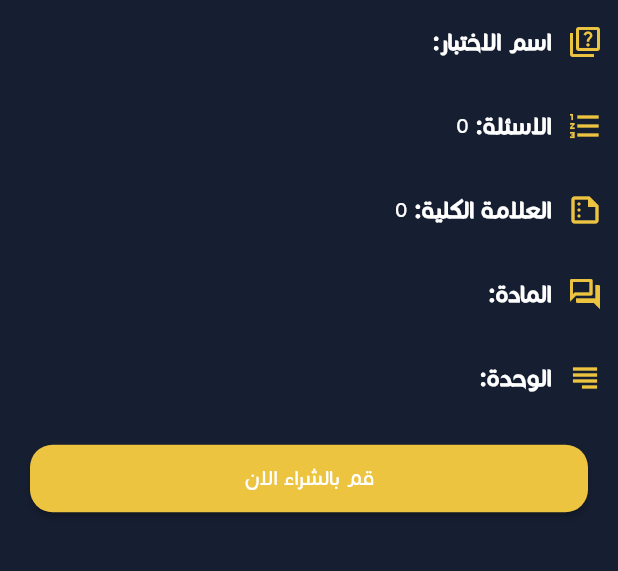
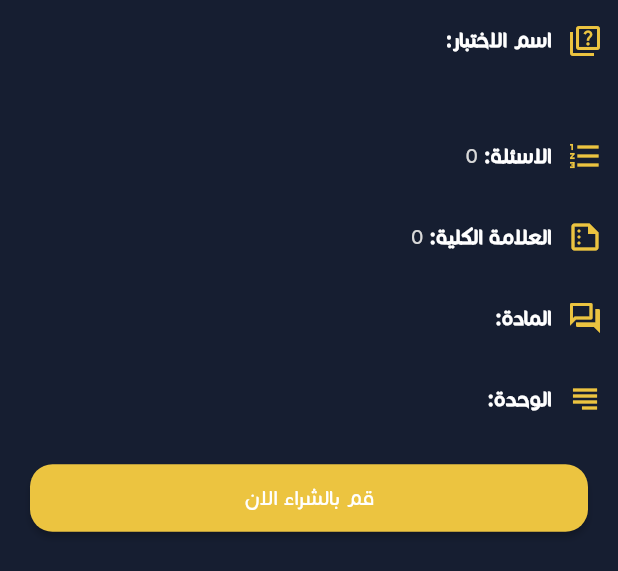
Before and after one commit to TechToc-Solution/mk_academy, a Flutter app: the TestDetailsContent widget shown alone on an empty page, opened directly with empty values, on a phone screen of 412 x 824 dp. Shown: the top 571 px of the screen. Run offline on Flutter 3.47's test engine with Material 3 defaults, Android fonts, the phone set to English and light mode, and no system bars; our stand-ins replace awesome_dialog, bloc, carousel_slider, dartz, date_format, dio and 13 more; missing offline and left inert: phone_form_field; accounts and stored records are empty; network calls fail.

Commit message:
fix test your self layers && add answer path to model && fix bottom sheet content

```diff
--- a/lib/core/widgets/custom_buttom_sheet.dart
+++ b/lib/core/widgets/custom_buttom_sheet.dart
@@ -83,7 +83,10 @@ class CustomBottomSheet {
                 ?.copyWith(fontWeight: FontWeight.w600, color: Colors.white),
           ),
           IconButton(
-            icon: const Icon(Icons.close),
+            icon: const Icon(
+              Icons.close,
+              color: Colors.white,
+            ),
             onPressed: () => Navigator.pop(context),
           ),
         ],
--- a/lib/features/test_your_self/data/model/tests_model.dart
+++ b/lib/features/test_your_self/data/model/tests_model.dart
@@ -38,9 +38,9 @@ class Tests {
   bool? canSolve;
   String? answersFile;
   String? subject;
-
-  Tests({
-    required this.id,
+  String? answer;
+  Tests(
+      {required this.id,
       required this.name,
       this.questionsCount,
       required this.totalMarks,
@@ -49,7 +49,7 @@ class Tests {
       this.canSolve,
       this.answersFile,
       this.subject,
-  });
+      this.answer});
 
   factory Tests.fromJson(Map<String, dynamic> json) {
     return Tests(
@@ -68,6 +68,6 @@ class Tests {
         canSolve: json['can_solve'] as bool?,
         answersFile: json['answers_file'] as String?,
         subject: json['subject'] as String?,
-    );
+        answer: json.containsKey('answers_file') ? json['answers_file'] : null);
   }
 }
--- a/lib/features/test_your_self/presentation/view_model/test_your_self_cubit.dart
+++ b/lib/features/test_your_self/presentation/view_model/test_your_self_cubit.dart
@@ -41,7 +41,7 @@ class TestYourSelfCubit extends Cubit<TestYourSelfState> {
           _currentPage++;
           hasReachedMax = !testsModel.hasNext!;
           tests = [...tests, ...testsModel.tests!];
-          emit(TestsSuccess());
+          emit(TestsSuccess(tests: tests));
         },
       );
     }
--- a/lib/features/test_your_self/presentation/view_model/test_your_self_state.dart
+++ b/lib/features/test_your_self/presentation/view_model/test_your_self_state.dart
@@ -16,7 +16,11 @@ class TestsLoading extends TestYourSelfState {
   const TestsLoading({this.isFirstFetch = true});
 }
 
-class TestsSuccess extends TestYourSelfState {}
+class TestsSuccess extends TestYourSelfState {
+  final List<Tests> tests;
+
+  const TestsSuccess({required this.tests});
+}
 
 class TestsError extends TestYourSelfState {
   final String errorMsg;
--- a/lib/features/test_your_self/presentation/views/widgets/tests_list/test_details_content.dart
+++ b/lib/features/test_your_self/presentation/views/widgets/tests_list/test_details_content.dart
@@ -20,39 +20,52 @@ class TestDetailsContent extends StatelessWidget {
         crossAxisAlignment: CrossAxisAlignment.start,
         children: [
           _buildDetailItem(
-              Icons.quiz_outlined, 'test_name'.tr(context), details.name),
+              Icons.quiz_outlined, 'test_name'.tr(context), details.name, true),
           if (details.questionsCount != null)
             _buildDetailItem(Icons.format_list_numbered_outlined,
-                'questions'.tr(context), '${details.questionsCount}'),
+                'questions'.tr(context), '${details.questionsCount}', false),
           _buildDetailItem(Icons.summarize_outlined, 'total_marks'.tr(context),
-              '${details.totalMarks}'),
+              '${details.totalMarks}', false),
           if (details.subject != null)
             _buildDetailItem(Icons.question_answer_outlined,
-                'subject'.tr(context), details.subject!),
+                'subject'.tr(context), details.subject!, false),
           _buildDetailItem(
-              Icons.subject_outlined, 'unit'.tr(context), details.unit),
+              Icons.subject_outlined, 'unit'.tr(context), details.unit, false),
           _buildActionButton(context),
         ],
       ),
     );
   }
 
-  Widget _buildDetailItem(IconData icon, String title, String value) {
+  Widget _buildDetailItem(
+      IconData icon, String title, String value, bool underTilte) {
     return Padding(
       padding: const EdgeInsets.symmetric(
         vertical: kVerticalPadding,
       ),
-      child: Row(
+      child: Column(
+        crossAxisAlignment: CrossAxisAlignment.start,
         children: [
-          Icon(icon, color: AppColors.primaryColors),
-          const SizedBox(width: 10),
-          Text('$title: ',
-              style: Styles.textStyle18
-                  .copyWith(fontWeight: FontWeight.bold, color: Colors.white)),
-          Text(
-            value,
-            style: Styles.textStyle16.copyWith(color: Colors.white),
+          Row(
+            children: [
+              Icon(icon, color: AppColors.primaryColors),
+              const SizedBox(width: 10),
+              Text('$title: ',
+                  style: Styles.textStyle16.copyWith(
+                      fontWeight: FontWeight.bold, color: Colors.white)),
+              if (!underTilte)
+                Text(
+                  value,
+                  style:
+                      Styles.textStyle16.copyWith(color: AppColors.avatarColor),
+                ),
+            ],
           ),
+          if (underTilte)
+            Text(
+              value,
+              style: Styles.textStyle16.copyWith(color: AppColors.avatarColor),
+            ),
         ],
       ),
     );
@@ -65,8 +78,9 @@ class TestDetailsContent extends StatelessWidget {
           Navigator.pushReplacement(
               context,
               MaterialPageRoute(
-                  builder: (context) =>
-                      QuestionsTestPage(questions: details.questions!)));
+                  builder: (context) => QuestionsTestPage(
+                        questions: details.questions!,
+                      )));
         } else {
           // Handle purchase logic
         }
```
Also changed, not shown: lib/features/test_your_self/presentation/views/tests_list_page.dart (+7 -0 lines), lib/features/test_your_self/presentation/views/widgets/subject_name_item.dart (+9 -11 lines), lib/features/test_your_self/presentation/views/widgets/test_your_self_page_body.dart (+12 -9 lines). Lines whose indentation alone changed are shown as unchanged.
